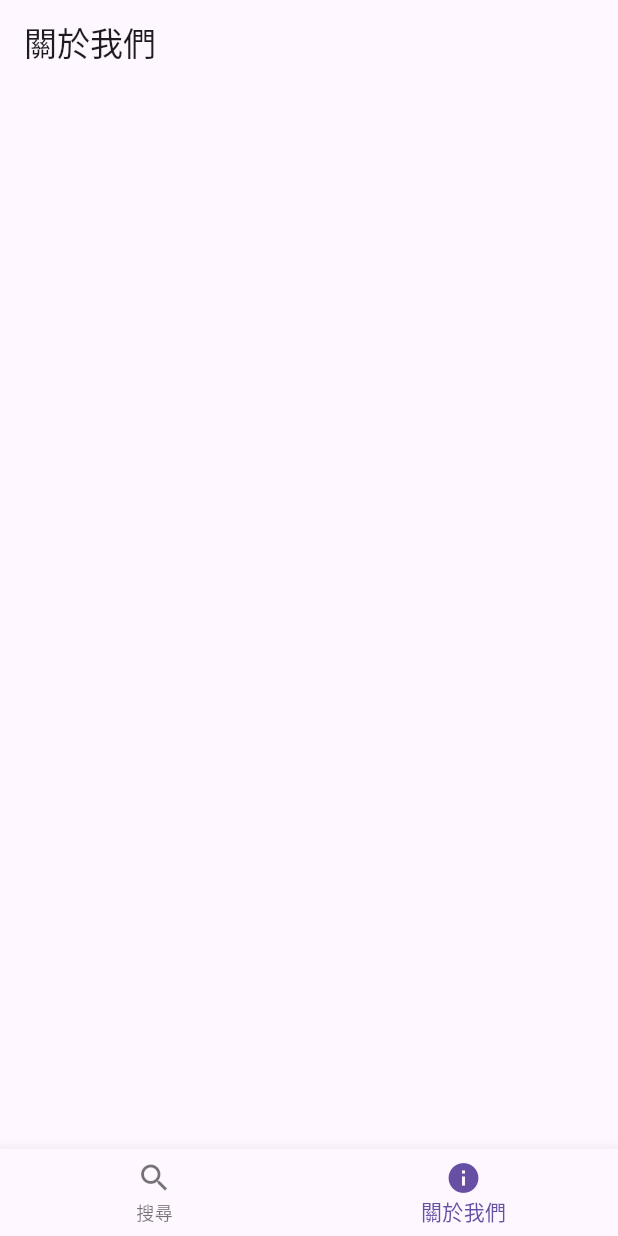
After one commit to westleft/labor-radar, a Flutter app: the screen it shows after launch, item 2 of the bottom bar chosen, on a phone screen of 412 x 824 dp. The commit adds this screen. Run offline on Flutter 3.47's test engine with Material 3 defaults, Android fonts, the phone set to English and light mode, and no system bars; our stand-ins replace flutter_screenutil, google_fonts.

Commit message:
feat: root page route

```diff
--- a/lib/main.dart
+++ b/lib/main.dart
@@ -1,9 +1,9 @@
   import 'package:flutter/material.dart';
-  import 'package:flutter/cupertino.dart';
   import 'package:flutter_screenutil/flutter_screenutil.dart';
   import 'package:google_fonts/google_fonts.dart';
   import 'screen/home_screen.dart';
   import 'screen/welcome_screen.dart';
+  import 'screen/root_screen.dart';
   void main() {
     runApp(const MyApp());
   }
@@ -25,7 +25,7 @@
           initialRoute: '/',
           routes: {
             '/welcome': (context) => const WelcomeScreen(),
-            '/': (context) => const HomeScreen(),
+            '/': (context) => const RootScreen(),
           },
         ),
       );
--- /dev/null
+++ b/lib/screen/about_screen.dart
@@ -0,0 +1,14 @@
+import 'package:flutter/material.dart';
+
+class AboutScreen extends StatelessWidget {
+  const AboutScreen({super.key});
+
+  @override
+  Widget build(BuildContext context) {
+    return Scaffold(
+      appBar: AppBar(
+        title: Text('關於我們'),
+      ),
+    );
+  }
+}
--- a/lib/screen/home_screen.dart
+++ b/lib/screen/home_screen.dart
@@ -51,18 +51,6 @@ class _HomeScreenState extends State<HomeScreen> {
   @override
   Widget build(BuildContext context) {
     return Scaffold(
-      bottomNavigationBar: BottomNavigationBar(
-        items: [
-          BottomNavigationBarItem(
-            icon: Icon(Icons.search),
-            label: '搜尋',
-          ),
-          BottomNavigationBarItem(
-            icon: Icon(Icons.info),
-            label: '關於我們',
-          ),
-        ],
-      ),
       body: SafeArea(
         child: Column(
           children: [
--- /dev/null
+++ b/lib/screen/root_screen.dart
@@ -0,0 +1,46 @@
+import 'package:flutter/material.dart';
+import 'home_screen.dart';
+import 'about_screen.dart';
+
+class RootScreen extends StatefulWidget {
+  const RootScreen({super.key});
+
+  @override
+  State<RootScreen> createState() => _RootScreenState();
+}
+
+class _RootScreenState extends State<RootScreen> {
+  int _selectedIndex = 0;
+  final List<Widget> _pages = [
+    const HomeScreen(),
+    const AboutScreen(),
+  ];
+
+  void _onItemTapped(int index) {
+    setState(() {
+      _selectedIndex = index;
+    });
+  }
+
+
+  @override
+  Widget build(BuildContext context) {
+    return Scaffold(
+      bottomNavigationBar: BottomNavigationBar(
+        currentIndex: _selectedIndex,
+        onTap: _onItemTapped,
+        items: [
+          BottomNavigationBarItem(
+            icon: Icon(Icons.search),
+            label: '搜尋',
+          ),
+          BottomNavigationBarItem(
+            icon: Icon(Icons.info),
+            label: '關於我們',
+          ),
+        ],
+      ),
+      body: _pages[_selectedIndex],
+    );
+  }
+}
```
Also changed, not shown: 3 other files.
